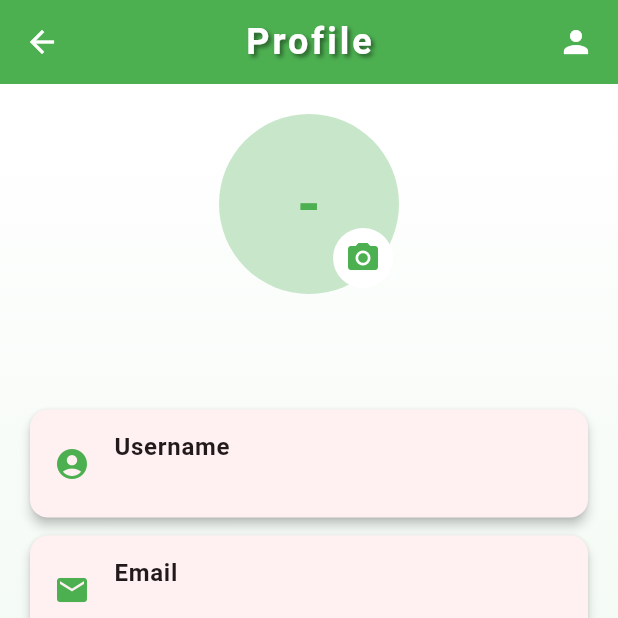
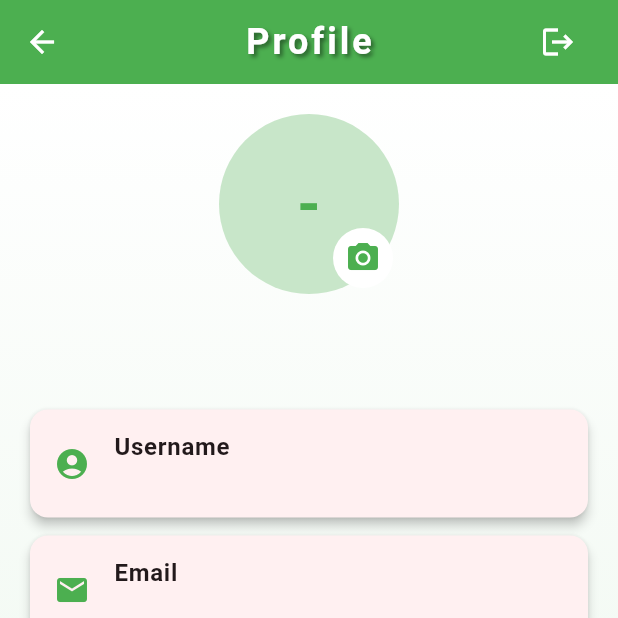
Before and after one commit to art-trnty/Florista, a Flutter app: the ProfileDetailScreen screen opened directly, on a phone screen of 412 x 824 dp, the top half of it. Run offline on Flutter 3.47's test engine with Material 3 defaults, Android fonts, the phone set to English and light mode, and no system bars; our stand-ins replace cloud_firestore, firebase_auth, firebase_core, flutter_spinkit, geocoding, geolocator and 2 more; missing offline and left inert: firebase_app_check; accounts and stored records are empty.

Commit message:
Update files

```diff
--- a/lib/screens/AdditionalFeaturesScreen/ProfileDetailScreens.dart
+++ b/lib/screens/AdditionalFeaturesScreen/ProfileDetailScreens.dart
@@ -1,15 +1,12 @@
 import 'dart:convert';
 import 'package:cloud_firestore/cloud_firestore.dart';
 import 'package:firebase_auth/firebase_auth.dart';
-import 'package:florista/screens/AdditionalFeaturesScreen/AboutAppScreen.dart';
 import 'package:flutter/material.dart';
 import 'package:image_picker/image_picker.dart';
 import 'package:flutter_spinkit/flutter_spinkit.dart';
-
 import 'package:florista/screens/AdditionalFeaturesScreen/EditProfileScreen.dart';
 import 'package:florista/screens/SignInScreen.dart';
-import 'package:florista/screens/Store/AllStoreScreen.dart';
-import 'package:florista/screens/Store/FavoriteStoreScreen.dart';
+
 
 class ProfileDetailScreen extends StatefulWidget {
   const ProfileDetailScreen({super.key});
@@ -183,12 +180,17 @@ class _ProfileDetailScreenState extends State<ProfileDetailScreen> {
             ],
           ),
         ),
-        actions: const [
+        actions: [
           Padding(
-            padding: EdgeInsets.only(right: 16.0),
-            child: Icon(Icons.person, color: Colors.white),
+            padding: const EdgeInsets.only(right: 16.0),
+            child: IconButton(
+              icon: const Icon(Icons.logout, color: Colors.white),
+              onPressed: _logout,
+              tooltip: 'Logout',
+            ),
           ),
         ],
+
       ),
       body: Stack(
         children: [
```
